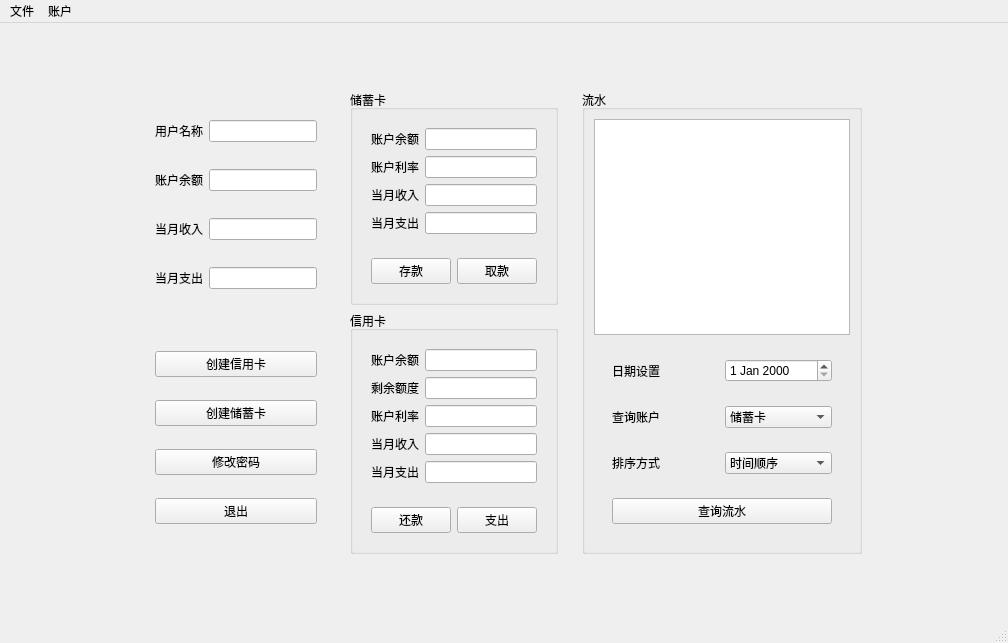
This is mainwindow.ui in WitchElaina/BankSystem as Qt 5 draws it before an edit. The edited form follows.
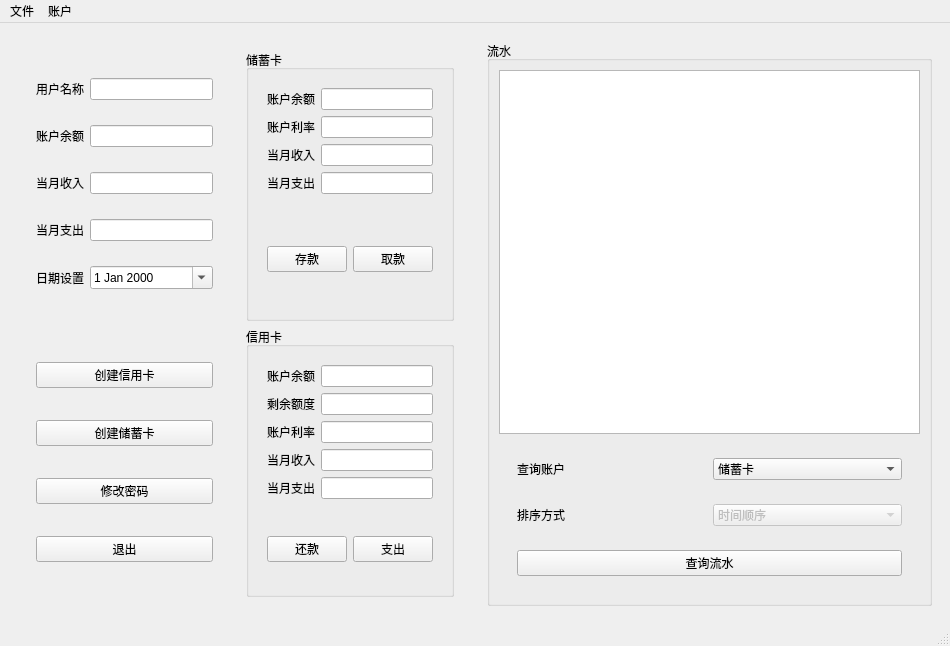
This is the edited form.

Diff of the .ui file:
```diff
--- a/mainwindow.ui
+++ b/mainwindow.ui
@@ -9,44 +9,18 @@
    <rect>
     <x>0</x>
     <y>0</y>
-    <width>1008</width>
-    <height>643</height>
+    <width>950</width>
+    <height>646</height>
    </rect>
   </property>
   <property name="windowTitle">
    <string>BankSystem</string>
   </property>
   <widget class="QWidget" name="centralwidget">
-   <layout class="QVBoxLayout" name="verticalLayout_8">
-    <item>
-     <spacer name="verticalSpacer">
-      <property name="orientation">
-       <enum>Qt::Vertical</enum>
-      </property>
-      <property name="sizeHint" stdset="0">
-       <size>
-        <width>20</width>
-        <height>40</height>
-       </size>
-      </property>
-     </spacer>
-    </item>
+   <layout class="QHBoxLayout" name="horizontalLayout_8">
     <item>
      <widget class="QWidget" name="widget_12" native="true">
       <layout class="QHBoxLayout" name="horizontalLayout_6">
-       <item>
-        <spacer name="horizontalSpacer">
-         <property name="orientation">
-          <enum>Qt::Horizontal</enum>
-         </property>
-         <property name="sizeHint" stdset="0">
-          <size>
-           <width>40</width>
-           <height>20</height>
-          </size>
-         </property>
-        </spacer>
-       </item>
        <item>
         <widget class="QWidget" name="widget_10" native="true">
          <layout class="QVBoxLayout" name="verticalLayout_2">
@@ -112,6 +86,23 @@
                </property>
               </widget>
              </item>
+             <item row="4" column="1">
+              <widget class="QDateEdit" name="dateEdit">
+               <property name="currentSection">
+                <enum>QDateTimeEdit::YearSection</enum>
+               </property>
+               <property name="calendarPopup">
+                <bool>true</bool>
+               </property>
+              </widget>
+             </item>
+             <item row="4" column="0">
+              <widget class="QLabel" name="label_2">
+               <property name="text">
+                <string>日期设置</string>
+               </property>
+              </widget>
+             </item>
             </layout>
            </widget>
           </item>
@@ -354,6 +345,9 @@
          </layout>
         </widget>
        </item>
+      </layout>
+     </widget>
+    </item>
        <item>
         <widget class="QWidget" name="widget_13" native="true">
          <layout class="QHBoxLayout" name="horizontalLayout">
@@ -364,10 +358,22 @@
             </property>
             <layout class="QVBoxLayout" name="verticalLayout_7">
              <item>
-              <widget class="QTextEdit" name="textEdit">
+           <widget class="QTextEdit" name="queryResult">
+            <property name="enabled">
+             <bool>true</bool>
+            </property>
+            <property name="frameShape">
+             <enum>QFrame::StyledPanel</enum>
+            </property>
+            <property name="frameShadow">
+             <enum>QFrame::Sunken</enum>
+            </property>
                <property name="undoRedoEnabled">
                 <bool>false</bool>
                </property>
+            <property name="lineWrapMode">
+             <enum>QTextEdit::NoWrap</enum>
+            </property>
                <property name="readOnly">
                 <bool>true</bool>
                </property>
@@ -376,22 +382,6 @@
              <item>
               <widget class="QWidget" name="widget_8" native="true">
                <layout class="QVBoxLayout" name="verticalLayout_5">
-                <item>
-                 <widget class="QWidget" name="widget_15" native="true">
-                  <layout class="QHBoxLayout" name="horizontalLayout_8">
-                   <item>
-                    <widget class="QLabel" name="label_2">
-                     <property name="text">
-                      <string>日期设置</string>
-                     </property>
-                    </widget>
-                   </item>
-                   <item>
-                    <widget class="QDateEdit" name="dateEdit"/>
-                   </item>
-                  </layout>
-                 </widget>
-                </item>
                 <item>
                  <widget class="QWidget" name="widget_6" native="true">
                   <layout class="QHBoxLayout" name="horizontalLayout_4">
@@ -436,6 +426,9 @@
                    </item>
                    <item>
                     <widget class="QComboBox" name="comboBox">
+                  <property name="enabled">
+                   <bool>false</bool>
+                  </property>
                      <item>
                       <property name="text">
                        <string>时间顺序</string>
@@ -473,35 +466,6 @@
          </layout>
         </widget>
        </item>
-       <item>
-        <spacer name="horizontalSpacer_2">
-         <property name="orientation">
-          <enum>Qt::Horizontal</enum>
-         </property>
-         <property name="sizeHint" stdset="0">
-          <size>
-           <width>40</width>
-           <height>20</height>
-          </size>
-         </property>
-        </spacer>
-       </item>
-      </layout>
-     </widget>
-    </item>
-    <item>
-     <spacer name="verticalSpacer_2">
-      <property name="orientation">
-       <enum>Qt::Vertical</enum>
-      </property>
-      <property name="sizeHint" stdset="0">
-       <size>
-        <width>20</width>
-        <height>40</height>
-       </size>
-      </property>
-     </spacer>
-    </item>
    </layout>
   </widget>
   <widget class="QMenuBar" name="menubar">
@@ -509,7 +473,7 @@
     <rect>
      <x>0</x>
      <y>0</y>
-     <width>1008</width>
+     <width>950</width>
      <height>24</height>
     </rect>
    </property>
```
Left out of the diff: 45 changed lines with no effect on the pictures. Lines whose indentation alone changed are shown as unchanged.
